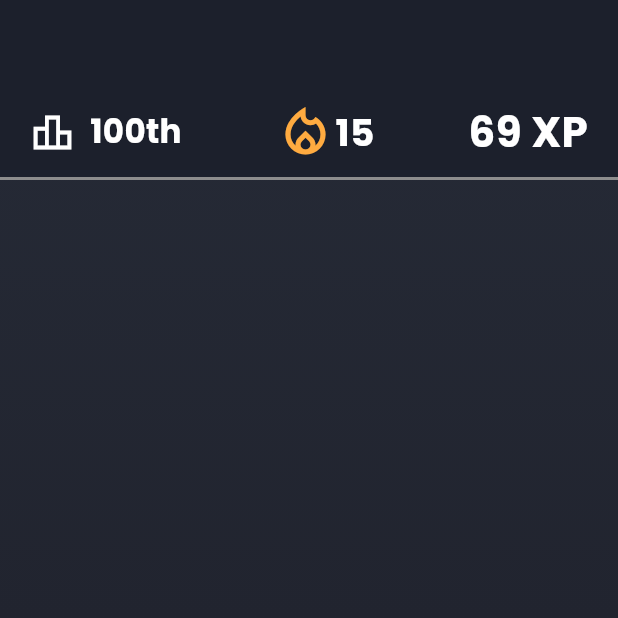
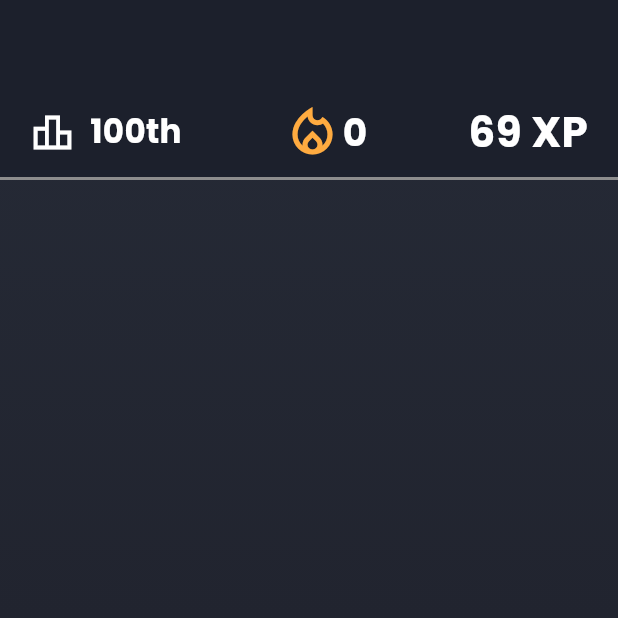
Before and after one commit to Coflnet/collectTheWorldFrontend, a Flutter app: the screen it shows after launch, item 2 of the bottom bar chosen, after a tap on the "home" icon, on a phone screen of 412 x 824 dp, the top half of it. Run offline on Flutter 3.47's test engine with Material 3 defaults, Android fonts, the phone set to English and light mode, and no system bars; our stand-ins replace camera, confetti, glassmorphism_ui, loading_animation_widget; missing offline and left inert: dart:ffi, flutter_swipe_detector; network calls fail.

Commit message:
added daily Streak number

```diff
--- a/lib/collectPage/slidingWigetBox.dart
+++ b/lib/collectPage/slidingWigetBox.dart
@@ -125,7 +125,7 @@ class NewItemWidgetState extends State<NewItemWidget> {
                   mainAxisAlignment: MainAxisAlignment.spaceBetween,
                   children: [
                     Container(
-                      margin: EdgeInsets.all(6),
+                      margin: const EdgeInsets.all(6),
                       child: Icon(Icons.check_box_outline_blank,
                             size: widget.iconSize, color: Colors.white,),
                     ),
@@ -153,7 +153,6 @@ class NewItemWidgetState extends State<NewItemWidget> {
   }
 
   void changeScene(context) async {
-    print("chaning");
     await _initializeCamera();
     Navigator.push(
         context,
--- /dev/null
+++ b/lib/globalScripts/dailyStreak.dart
@@ -0,0 +1,54 @@
+import 'dart:convert';
+import 'dart:ffi';
+import 'dart:io';
+
+import 'package:collect_the_world/globalWidgets/header/dailyStreak.dart';
+import 'package:flutter/material.dart';
+import 'package:path_provider/path_provider.dart';
+
+int streak = 0;
+DateTime lastUpdate = DateTime.now();
+
+class LoadDailyStreak {
+  DateTime now = DateTime.now();
+
+  void loadStreak() async {
+    Directory appDir = await getApplicationDocumentsDirectory();
+    String filePath = "${appDir}/dailyStreak.json";
+    File file = File(filePath);
+
+    if (!file.existsSync()) {
+      file.createSync();
+      var fileData = {
+        "dailyStreak": 0,
+        "lastUpdate": DateTime(now.year, now.month, now.day, 23, 59, 59)
+      };
+      var jsonFileData = jsonEncode(fileData);
+      await file.writeAsString(jsonFileData);
+    }
+
+    var fileDatajson = await file.readAsString();
+    var fileData = await jsonDecode(fileDatajson);
+
+    streak = fileData.dailyStreak;
+    checkStreakTime();
+  }
+
+  void checkStreakTime() {
+    if (DateTime.now().isAfter(lastUpdate)) {
+      streak = 0;
+    }
+  }
+
+  void saveStreakData() async {
+    Directory appDir = await getApplicationDocumentsDirectory();
+    String filePath = "${appDir}/dailyStreak.json";
+    File file = File(filePath);
+    var fileData = {
+      "dailyStreak": streak,
+      "lastStreak": lastUpdate,
+    };
+    var fileDataJson = jsonEncode(fileData);
+    file.writeAsString(fileDataJson);
+  }
+}
--- a/lib/globalWidgets/header/dailyStreak.dart
+++ b/lib/globalWidgets/header/dailyStreak.dart
@@ -2,23 +2,29 @@ import 'package:flutter/cupertino.dart';
 import 'package:flutter/material.dart';
 
 class DailyStreak extends StatefulWidget {
+  final int dailStreakNum;
+
+  const DailyStreak({required this.dailStreakNum});
+
   @override
   DailyStreakStreak createState() => DailyStreakStreak();
 }
 
 class DailyStreakStreak extends State<DailyStreak> {
+
+
   @override
   Widget build(BuildContext context) {
-    return const Row(
+    return Row(
       children: [
-        Icon(
+        const Icon(
           Icons.local_fire_department_outlined,
           size: 40,
           color: Colors.orangeAccent,
         ),
         Text(
-          "15",
-          style: TextStyle(fontSize: 25, color: Colors.white),
+          "${widget.dailStreakNum}",
+          style: const TextStyle(fontSize: 25, color: Colors.white),
         )
       ],
     );
--- a/lib/globalWidgets/header/header.dart
+++ b/lib/globalWidgets/header/header.dart
@@ -4,13 +4,19 @@ import 'package:collect_the_world/globalWidgets/header/xpwidget.dart';
 import 'package:flutter/cupertino.dart';
 import 'package:flutter/material.dart';
 
-class customHeader extends StatelessWidget {
+class CustomHeader extends StatelessWidget {
+  final int dailStreakNum;
+
+  const CustomHeader({super.key, required this.dailStreakNum});
+
   @override
   Widget build(BuildContext context) {
     return Container(
       decoration: const BoxDecoration(
         color: Color.fromARGB(255, 28, 32, 44),
-        border: Border(bottom: BorderSide(color: Color.fromARGB(255, 141, 141, 141), width: 2) ),
+        border: Border(
+            bottom: BorderSide(
+                color: Color.fromARGB(255, 141, 141, 141), width: 2)),
       ),
       height: 120,
       width: double.infinity,
@@ -25,7 +31,7 @@ class customHeader extends StatelessWidget {
               mainAxisAlignment: MainAxisAlignment.spaceBetween,
               children: [
                 CurrentPosition(),
-                DailyStreak(),
+                DailyStreak(dailStreakNum: dailStreakNum,),
                 XpWidget(),
               ],
             ),
--- a/lib/main.dart
+++ b/lib/main.dart
@@ -3,29 +3,40 @@ import 'dart:ui';
 
 import 'package:camera/camera.dart';
 import 'package:collect_the_world/background/backgroundGradiant.dart';
-import 'package:collect_the_world/background/backgroundImage.dart';
-import 'package:collect_the_world/cameraScene/confirm/widgets/confettiWidget.dart';
 import 'package:collect_the_world/cameraScene/pages/cameraScene.dart';
 import 'package:collect_the_world/cameraScene/pages/confirmScene.dart';
+import 'package:collect_the_world/globalScripts/dailyStreak.dart';
 import 'package:collect_the_world/globalWidgets/header/header.dart';
-import 'package:collect_the_world/globalWidgets/loadingWidget.dart';
-import 'package:confetti/confetti.dart';
 import 'package:flutter/material.dart';
 import 'package:collect_the_world/footer/footerMain.dart';
-import 'package:collect_the_world/collectPage/header.dart';
 import 'package:collect_the_world/collectPage/selectedPage.dart';
-import 'package:collect_the_world/background/frostedGlass.dart';
 import 'package:collect_the_world/footer/cameraButton.dart';
-import 'package:flutter/rendering.dart';
-import 'package:flutter/widgets.dart';
-import 'package:http/http.dart';
+import 'package:collect_the_world/globalScripts/dailyStreak.dart'
+    as globalStreakFile;
 
 void main() {
-  runApp(HomePage() );
+  runApp(const HomePage());
 }
 
-class HomePage extends StatelessWidget {
+class HomePage extends StatefulWidget {
   const HomePage({super.key});
+
+  @override
+  HomePageState createState() => HomePageState();
+}
+
+class HomePageState extends State<HomePage> {
+  LoadDailyStreak dailyStreak = LoadDailyStreak();
+  int dailyStreakNum = 0;
+
+  @override
+  void initState() async {
+    super.initState();
+    dailyStreak.loadStreak();
+    setState(() {
+      dailyStreakNum = globalStreakFile.streak;
+    });
+  }
 
   @override
   Widget build(BuildContext context) {
@@ -43,8 +54,8 @@ class HomePage extends StatelessWidget {
               Color.fromRGBO(28, 29, 39, 1),
             ],
           ))),
-          customHeader(),
-          Footer(),
+          CustomHeader(dailStreakNum: dailyStreakNum,),
+          const Footer(),
         ]),
         backgroundColor: const Color.fromRGBO(34, 40, 49, 1),
         floatingActionButton: CameraButton(),
@@ -65,7 +76,12 @@ class CapturePage extends StatelessWidget {
         body: Stack(children: [
           const BackgroundGradiant(),
           Column(
-            children: [const SizedBox(height: 125,), Expanded(child: Selectedpage())],
+            children: [
+              const SizedBox(
+                height: 125,
+              ),
+              Expanded(child: Selectedpage())
+            ],
           ),
           customHeader(),
           const Footer(),
@@ -83,12 +99,19 @@ class CameraScene extends StatelessWidget {
   final dailyWeeklyItem;
   final itemName;
 
-  CameraScene({required this.controller, this.dailyWeeklyItem = false, this.itemName = ""});
+  CameraScene(
+      {required this.controller,
+      this.dailyWeeklyItem = false,
+      this.itemName = ""});
 
   @override
   Widget build(BuildContext context) {
     return Container(
-      child: CameraScreen(controller: controller, dailyWeeklyItem:dailyWeeklyItem, itemName: itemName,),
+      child: CameraScreen(
+        controller: controller,
+        dailyWeeklyItem: dailyWeeklyItem,
+        itemName: itemName,
+      ),
     );
   }
 }
```
